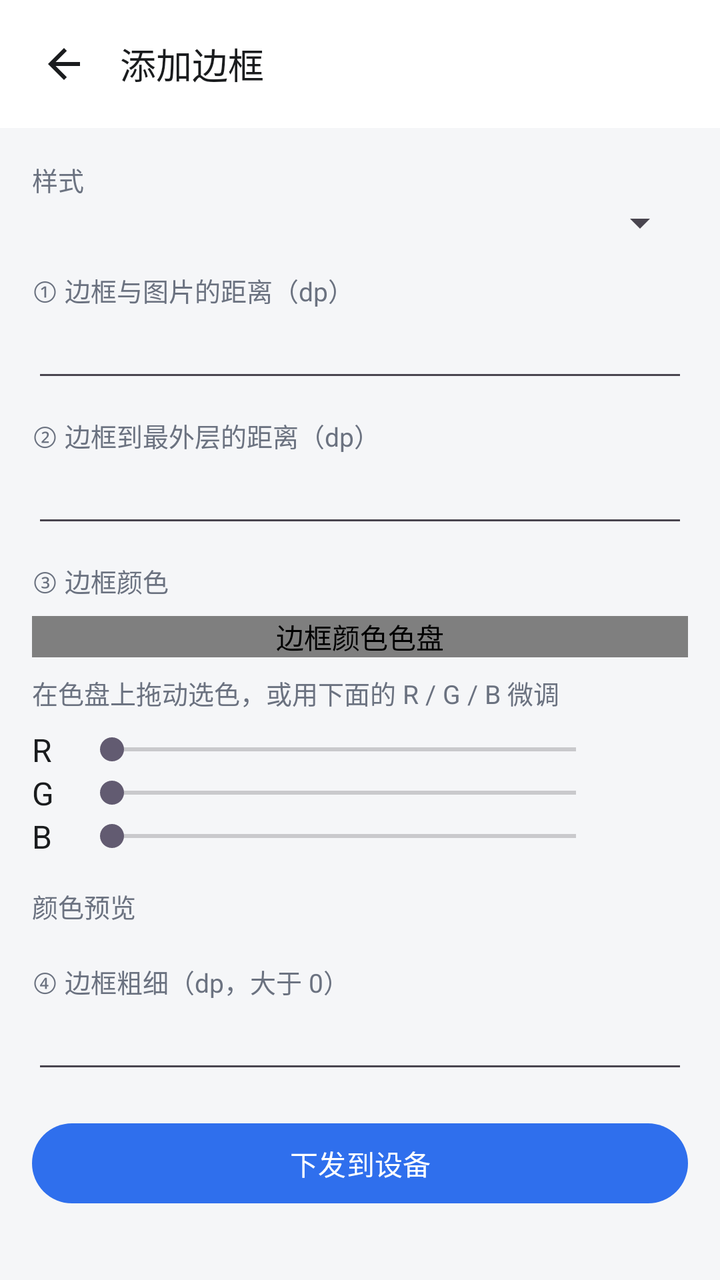
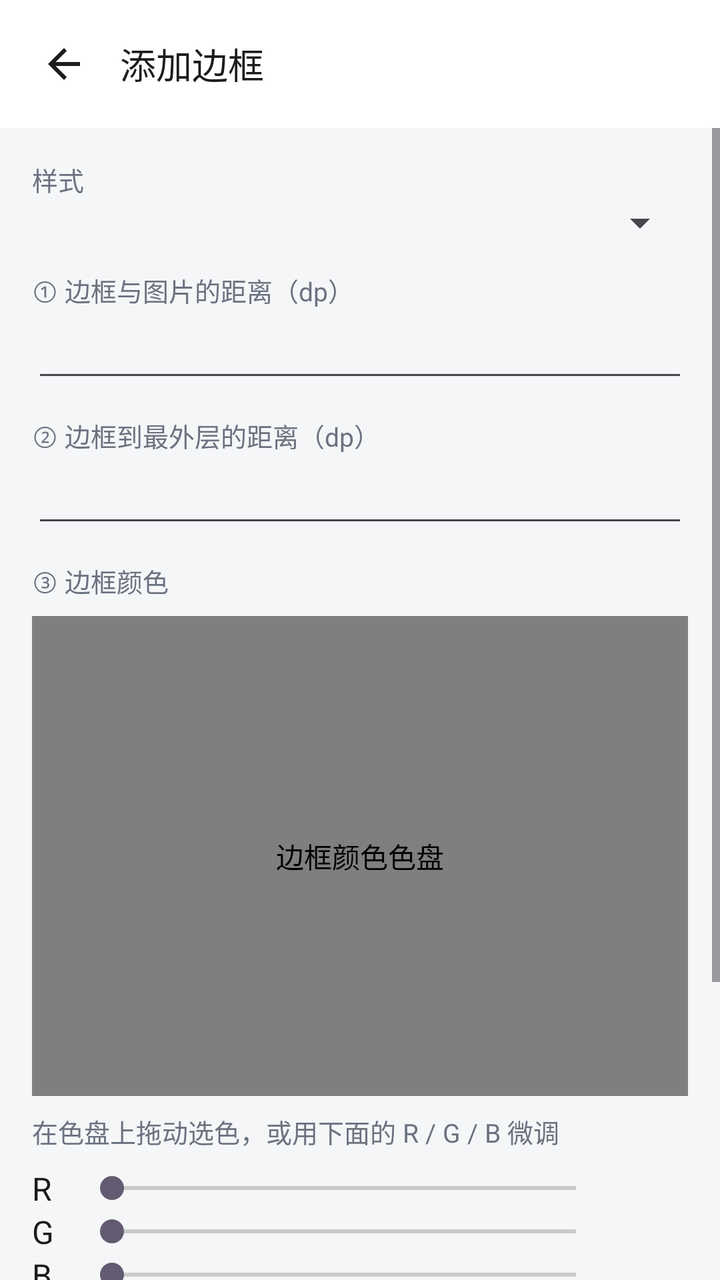

An Android layout rendered at two revisions. The XML below is the earlier revision; the diff shows what the commit changed to produce the second picture.
<!-- AndroidManifest.xml: application theme Theme.LightShadowArtPhone -->
<!-- res/layout/activity_add_frame.xml -->
<?xml version="1.0" encoding="utf-8"?>
<LinearLayout xmlns:android="http://schemas.android.com/apk/res/android"
    android:layout_width="match_parent"
    android:layout_height="match_parent"
    android:background="@color/surface"
    android:orientation="vertical">

    
    <LinearLayout
        android:layout_width="match_parent"
        android:layout_height="wrap_content"
        android:background="@color/card"
        android:gravity="center_vertical"
        android:orientation="horizontal"
        android:paddingStart="12dp"
        android:paddingTop="12dp"
        android:paddingEnd="16dp"
        android:paddingBottom="12dp">

        <ImageButton
            android:id="@+id/btn_add_frame_back"
            android:layout_width="40dp"
            android:layout_height="40dp"
            android:background="?attr/selectableItemBackgroundBorderless"
            android:contentDescription="@string/action_back"
            android:padding="8dp"
            android:scaleType="centerInside"
            android:src="@drawable/ic_arrow_back" />

        <TextView
            style="@style/Text.PageTitle"
            android:layout_width="wrap_content"
            android:layout_height="wrap_content"
            android:layout_marginStart="8dp"
            android:text="@string/space_add_frame" />
    </LinearLayout>

    <ScrollView
        android:layout_width="match_parent"
        android:layout_height="0dp"
        android:layout_weight="1"
        android:fillViewport="true">

        <LinearLayout
            android:layout_width="match_parent"
            android:layout_height="wrap_content"
            android:orientation="vertical"
            android:paddingStart="16dp"
            android:paddingTop="16dp"
            android:paddingEnd="16dp"
            android:paddingBottom="16dp">

            
            <TextView
                style="@style/Text.Hint"
                android:layout_width="match_parent"
                android:layout_height="wrap_content"
                android:text="@string/frame_style" />

            <Spinner
                android:id="@+id/spinner_add_frame_style"
                android:layout_width="match_parent"
                android:layout_height="wrap_content" />

            
            <TextView
                style="@style/Text.Hint"
                android:layout_width="match_parent"
                android:layout_height="wrap_content"
                android:layout_marginTop="12dp"
                android:text="@string/add_frame_padding" />

            <EditText
                android:id="@+id/et_add_frame_padding"
                android:layout_width="match_parent"
                android:layout_height="wrap_content"
                android:inputType="numberDecimal"
                android:singleLine="true" />

            
            <TextView
                style="@style/Text.Hint"
                android:layout_width="match_parent"
                android:layout_height="wrap_content"
                android:layout_marginTop="12dp"
                android:text="@string/add_frame_inset" />

            <EditText
                android:id="@+id/et_add_frame_inset"
                android:layout_width="match_parent"
                android:layout_height="wrap_content"
                android:inputType="numberDecimal"
                android:singleLine="true" />

            
            <TextView
                style="@style/Text.Hint"
                android:layout_width="match_parent"
                android:layout_height="wrap_content"
                android:layout_marginTop="12dp"
                android:text="@string/add_frame_color" />

            <com.ShowSeen.lightshadowart.mobile.ColorWheelView
                android:id="@+id/view_add_frame_wheel"
                android:layout_width="match_parent"
                android:layout_height="wrap_content"
                android:layout_marginTop="8dp"
                android:contentDescription="@string/add_frame_wheel" />

            <TextView
                style="@style/Text.Hint"
                android:layout_width="match_parent"
                android:layout_height="wrap_content"
                android:layout_marginTop="8dp"
                android:text="@string/add_frame_color_hint" />

            <LinearLayout
                android:layout_width="match_parent"
                android:layout_height="wrap_content"
                android:layout_marginTop="8dp"
                android:gravity="center_vertical"
                android:orientation="horizontal">

                <TextView
                    style="@style/Text.RowTitle"
                    android:layout_width="24dp"
                    android:layout_height="wrap_content"
                    android:text="@string/color_channel_r" />

                <SeekBar
                    android:id="@+id/seek_add_frame_r"
                    android:layout_width="0dp"
                    android:layout_height="wrap_content"
                    android:layout_weight="1"
                    android:max="255" />

                <TextView
                    android:id="@+id/tv_add_frame_r"
                    style="@style/Text.RowValue"
                    android:layout_width="40dp"
                    android:layout_height="wrap_content"
                    android:gravity="end" />
            </LinearLayout>

            <LinearLayout
                android:layout_width="match_parent"
                android:layout_height="wrap_content"
                android:gravity="center_vertical"
                android:orientation="horizontal">

                <TextView
                    style="@style/Text.RowTitle"
                    android:layout_width="24dp"
                    android:layout_height="wrap_content"
                    android:text="@string/color_channel_g" />

                <SeekBar
                    android:id="@+id/seek_add_frame_g"
                    android:layout_width="0dp"
                    android:layout_height="wrap_content"
                    android:layout_weight="1"
                    android:max="255" />

                <TextView
                    android:id="@+id/tv_add_frame_g"
                    style="@style/Text.RowValue"
                    android:layout_width="40dp"
                    android:layout_height="wrap_content"
                    android:gravity="end" />
            </LinearLayout>

            <LinearLayout
                android:layout_width="match_parent"
                android:layout_height="wrap_content"
                android:gravity="center_vertical"
                android:orientation="horizontal">

                <TextView
                    style="@style/Text.RowTitle"
                    android:layout_width="24dp"
                    android:layout_height="wrap_content"
                    android:text="@string/color_channel_b" />

                <SeekBar
                    android:id="@+id/seek_add_frame_b"
                    android:layout_width="0dp"
                    android:layout_height="wrap_content"
                    android:layout_weight="1"
                    android:max="255" />

                <TextView
                    android:id="@+id/tv_add_frame_b"
                    style="@style/Text.RowValue"
                    android:layout_width="40dp"
                    android:layout_height="wrap_content"
                    android:gravity="end" />
            </LinearLayout>

            <LinearLayout
                android:layout_width="match_parent"
                android:layout_height="wrap_content"
                android:layout_marginTop="8dp"
                android:gravity="center_vertical"
                android:orientation="horizontal">

                <TextView
                    style="@style/Text.Hint"
                    android:layout_width="0dp"
                    android:layout_height="wrap_content"
                    android:layout_weight="1"
                    android:text="@string/add_frame_preview" />

                <View
                    android:id="@+id/view_add_frame_preview"
                    android:layout_width="56dp"
                    android:layout_height="32dp" />
            </LinearLayout>

            
            <TextView
                style="@style/Text.Hint"
                android:layout_width="match_parent"
                android:layout_height="wrap_content"
                android:layout_marginTop="12dp"
                android:text="@string/add_frame_width" />

            <EditText
                android:id="@+id/et_add_frame_width"
                android:layout_width="match_parent"
                android:layout_height="wrap_content"
                android:inputType="numberDecimal"
                android:singleLine="true" />

            <com.google.android.material.button.MaterialButton
                android:id="@+id/btn_add_frame_apply"
                android:layout_width="match_parent"
                android:layout_height="wrap_content"
                android:layout_marginTop="16dp"
                android:minHeight="48dp"
                android:text="@string/frame_apply" />
        </LinearLayout>
    </ScrollView>
</LinearLayout>
<!-- resources referenced by this layout -->
<resources>
  <color name="card">#FFFFFF</color>
  <color name="surface">#F5F6F8</color>
  <!-- drawable ic_arrow_back (drawable) -->
  <?xml version="1.0" encoding="utf-8"?>
  <vector xmlns:android="http://schemas.android.com/apk/res/android"
      android:width="24dp"
      android:height="24dp"
      android:viewportWidth="24"
      android:viewportHeight="24">
      <path
          android:fillColor="@color/text_primary"
          android:pathData="M20,11H7.83l5.59,-5.59L12,4l-8,8 8,8 1.41,-1.41L7.83,13H20v-2z" />
  </vector>
  <string name="action_back">返回</string>
  <string name="add_frame_color">③ 边框颜色</string>
  <string name="add_frame_color_hint">在色盘上拖动选色，或用下面的 R / G / B 微调</string>
  <string name="add_frame_inset">② 边框到最外层的距离（dp）</string>
  <string name="add_frame_padding">① 边框与图片的距离（dp）</string>
  <string name="add_frame_preview">颜色预览</string>
  <string name="add_frame_wheel">边框颜色色盘</string>
  <string name="add_frame_width">④ 边框粗细（dp，大于 0）</string>
  <string name="color_channel_b">B</string>
  <string name="color_channel_g">G</string>
  <string name="color_channel_r">R</string>
  <string name="frame_apply">下发到设备</string>
  <string name="frame_style">样式</string>
  <string name="space_add_frame">添加边框</string>
  <style name="Text.Hint" parent="">
          <item name="android:textColor">@color/text_secondary</item>
          <item name="android:textSize">13sp</item>
      </style>
  <style name="Text.PageTitle" parent="">
          <item name="android:textColor">@color/text_primary</item>
          <item name="android:textSize">18sp</item>
          <item name="android:textStyle">normal</item>
      </style>
  <style name="Text.RowTitle" parent="">
          <item name="android:textColor">@color/text_primary</item>
          <item name="android:textSize">16sp</item>
      </style>
  <style name="Text.RowValue" parent="">
          <item name="android:textColor">@color/text_secondary</item>
          <item name="android:textSize">15sp</item>
      </style>
  <style name="Theme.LightShadowArtPhone" parent="Theme.Material3.Light.NoActionBar">
          <item name="colorPrimary">@color/primary</item>
          <item name="colorOnPrimary">#FFFFFF</item>
          <item name="android:colorBackground">@color/surface</item>
          <item name="android:statusBarColor">@color/card</item>
      </style>
  <color name="text_primary">#1A1C1E</color>
  <color name="text_secondary">#6B7280</color>
  <color name="primary">#2F6FED</color>
</resources>

<!-- the commit's change to res/layout/activity_add_frame.xml (unified diff, before → after) -->
@@ -103,7 +103,7 @@
             <com.ShowSeen.lightshadowart.mobile.ColorWheelView
                 android:id="@+id/view_add_frame_wheel"
                 android:layout_width="match_parent"
-                android:layout_height="wrap_content"
+                android:layout_height="240dp"
                 android:layout_marginTop="8dp"
                 android:contentDescription="@string/add_frame_wheel" />
 
